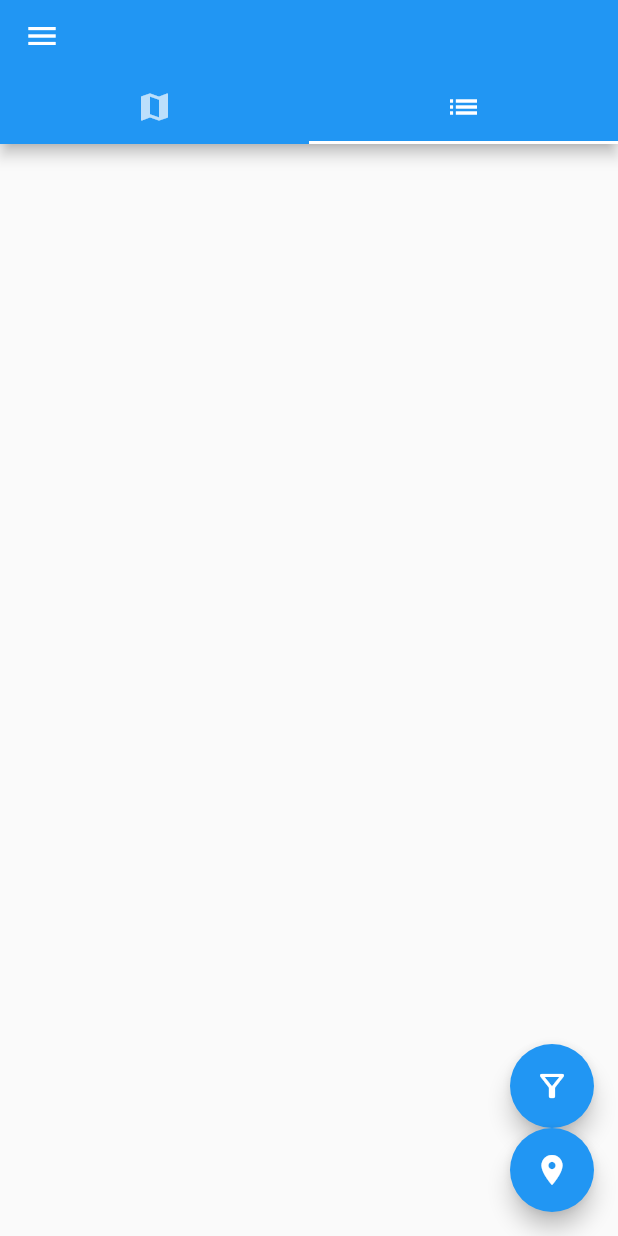
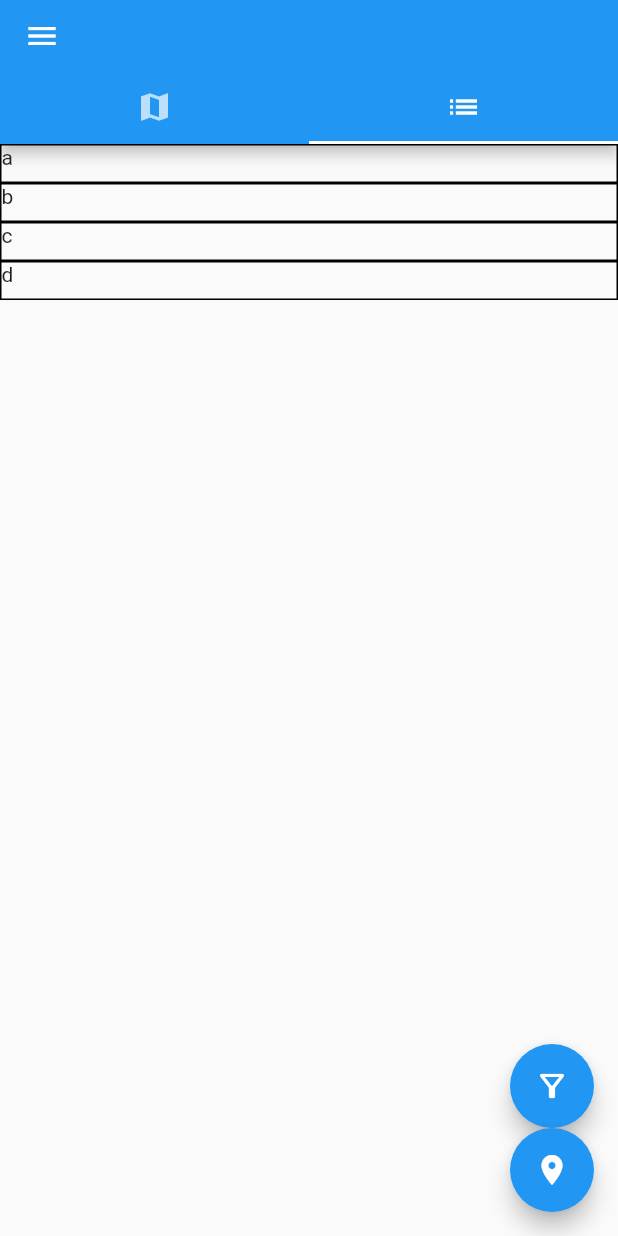
Before and after one commit to herwe/PVT-GROUP72-VT2021, a Flutter app: the screen it shows after launch, tab 2 chosen, on a phone screen of 412 x 824 dp. Run offline on Flutter 3.47's test engine with Material 2 defaults, Android fonts, the phone set to English and light mode, and no system bars; our stand-ins replace google_maps_flutter, location, material_floating_search_bar; missing offline and left inert: google_maps_cluster_manager; network calls fail.

Commit message:
builds containers from predefined list, unsure how to make list of parks (which are not loaded on build)

```diff
--- a/lib/MyApp.dart
+++ b/lib/MyApp.dart
@@ -297,14 +297,32 @@ class _MyAppState extends State<MyApp> with TickerProviderStateMixin {
                         children: [
                           Column(
                             children: [
-
+                              buildListView()
                             ],
                           )
                         ],
-              )
+                      )
             ]),
             floatingActionButtonLocation: FloatingActionButtonLocation.endFloat,
             floatingActionButton: buildFloatingActionButtonsColumn()));
+  }
+
+  List<String> sl = ["a", "b", "c", "d"];
+  buildListView() {
+    return Expanded(
+      child: ListView.builder(
+          itemCount: sl.length,
+          itemBuilder: (BuildContext context, int i) {
+            return new Container(
+              padding: const EdgeInsets.only(bottom: 8.0),
+              decoration: BoxDecoration(
+                border: Border.all(color: Colors.black)
+              ),
+              child: Text(sl[i]),
+            );
+          }
+      )
+    );
   }
 
   Drawer buildDrawer() {
```
